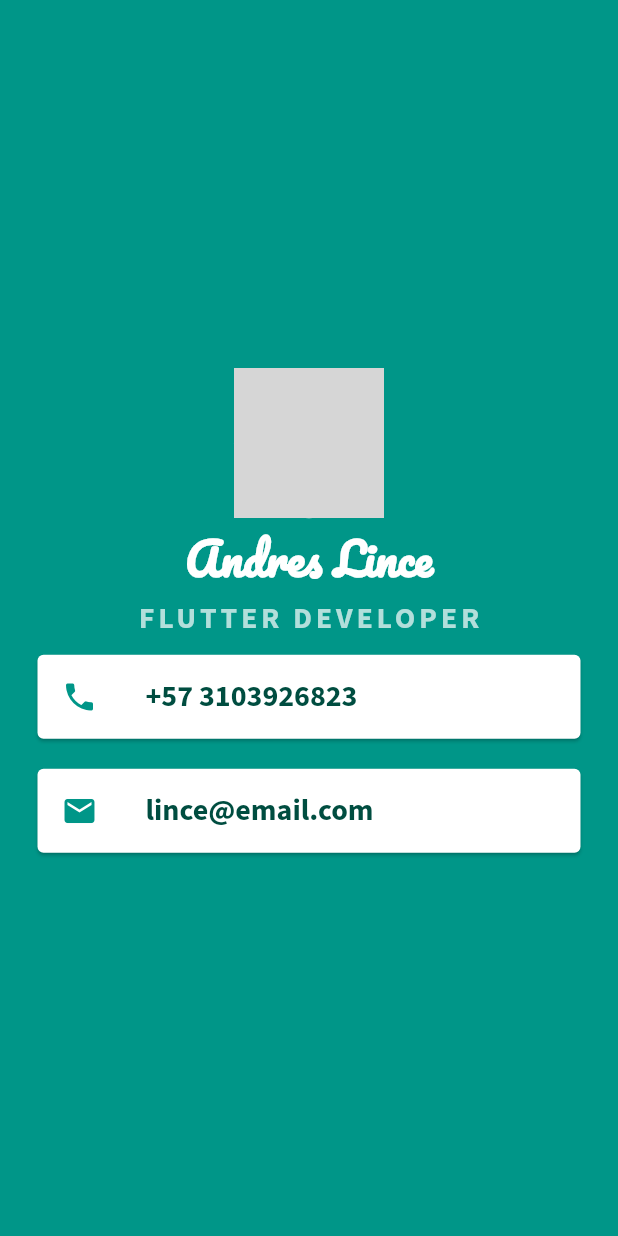
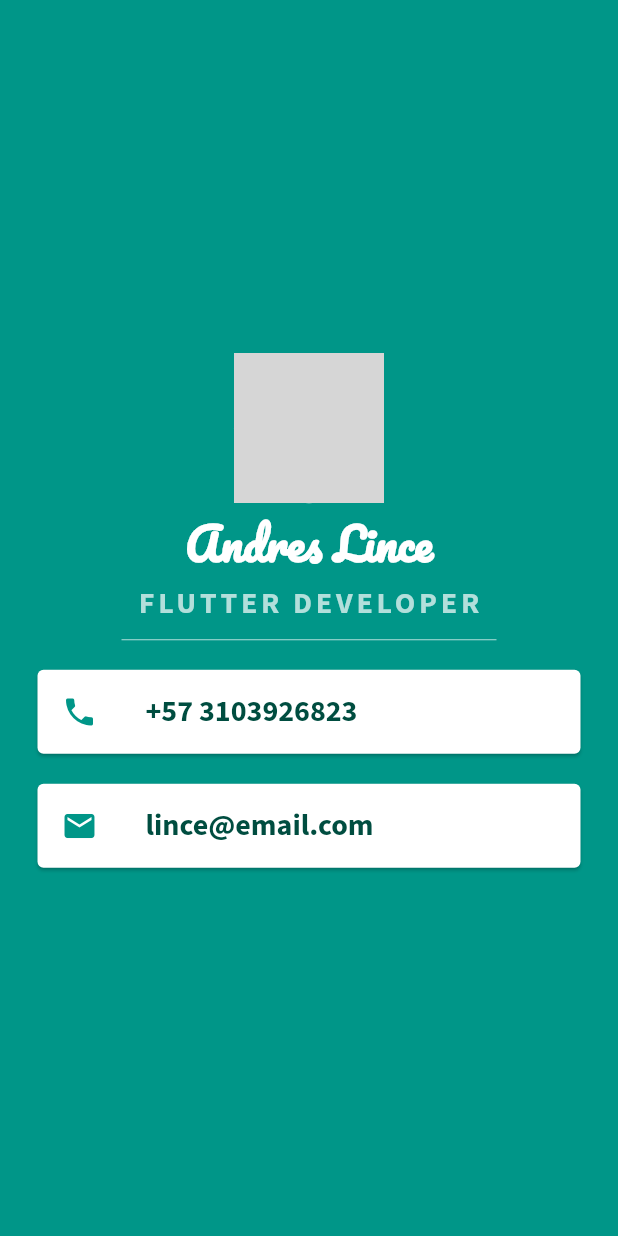
Before and after one commit to AndresLince/my_card_flutter, a Flutter app: the screen it shows after launch, on a phone screen of 412 x 824 dp. Run offline on Flutter 3.47's test engine with Material 2 defaults, Android fonts, the phone set to English and light mode, and no system bars; grey boxes are pictures that could not be loaded.

Commit message:
Add divider

```diff
--- a/lib/main.dart
+++ b/lib/main.dart
@@ -37,6 +37,13 @@ class MyApp extends StatelessWidget {
                   fontFamily: 'SourceSans',
                   fontWeight: FontWeight.bold),
             ),
+            SizedBox(
+              width: 250,
+              height: 20,
+              child: Divider(
+                color: Colors.teal.shade100,
+              ),
+            ),
             Card(
               margin: const EdgeInsets.symmetric(vertical: 10, horizontal: 25),
               child: ListTile(
```
